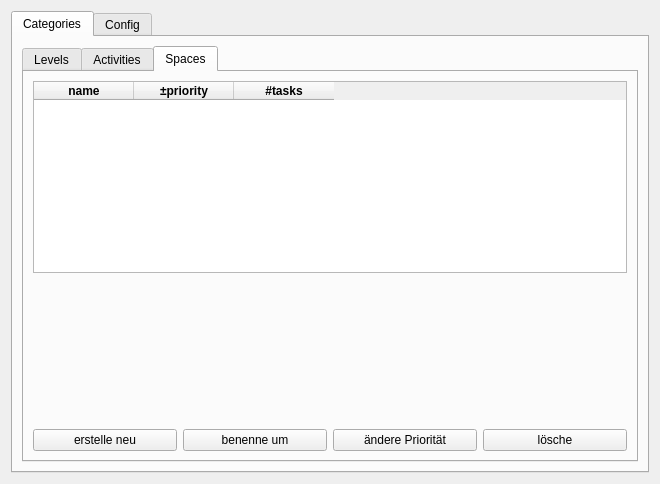
Qt form src/watnu/ui/settings.ui (amogorkon/watnu) before a commit.
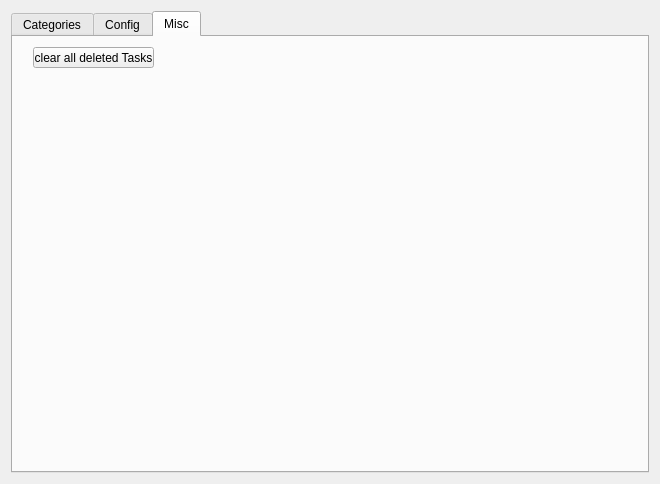
The same form after that commit.

Commit message: fixed many bugs; notes editable during task run

```diff
--- a/src/watnu/ui/settings.ui
+++ b/src/watnu/ui/settings.ui
@@ -17,7 +17,7 @@
    <item row="0" column="0">
     <widget class="QTabWidget" name="toolbar">
      <property name="currentIndex">
-      <number>0</number>
+      <number>2</number>
      </property>
      <widget class="QWidget" name="toolbarPage1" native="true">
       <attribute name="title">
@@ -365,6 +365,24 @@
        </item>
       </layout>
      </widget>
+     <widget class="QWidget" name="tab_4">
+      <attribute name="title">
+       <string>Misc</string>
+      </attribute>
+      <widget class="QPushButton" name="clear_all_deleted">
+       <property name="geometry">
+        <rect>
+         <x>20</x>
+         <y>10</y>
+         <width>121</width>
+         <height>21</height>
+        </rect>
+       </property>
+       <property name="text">
+        <string>clear all deleted Tasks</string>
+       </property>
+      </widget>
+     </widget>
     </widget>
    </item>
   </layout>
```
Left out of the diff: 4 changed lines with no effect on the pictures. The commit also changes 27 other files.
